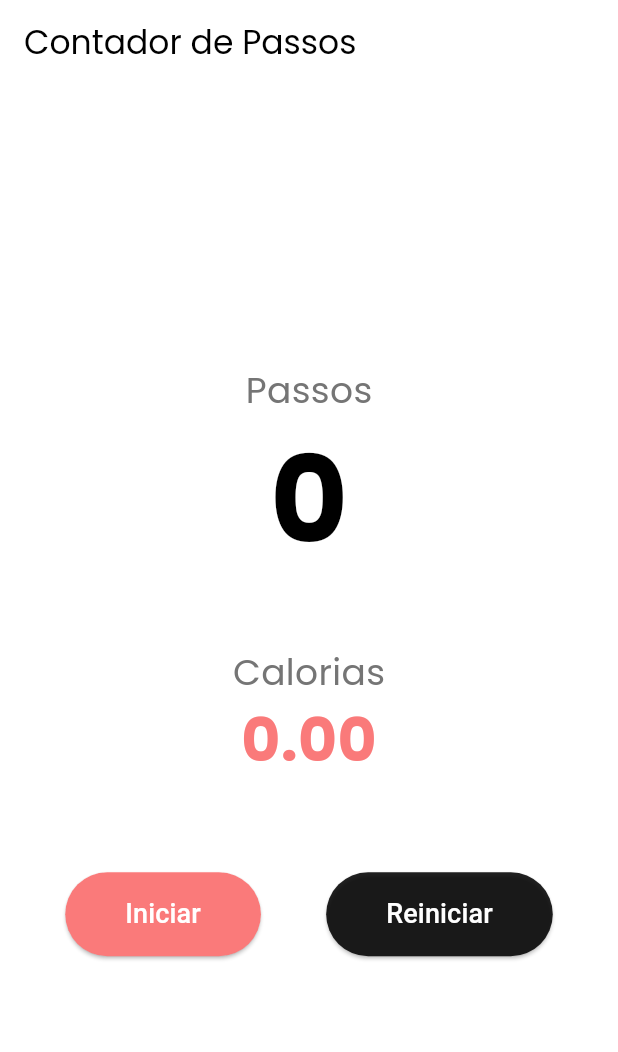
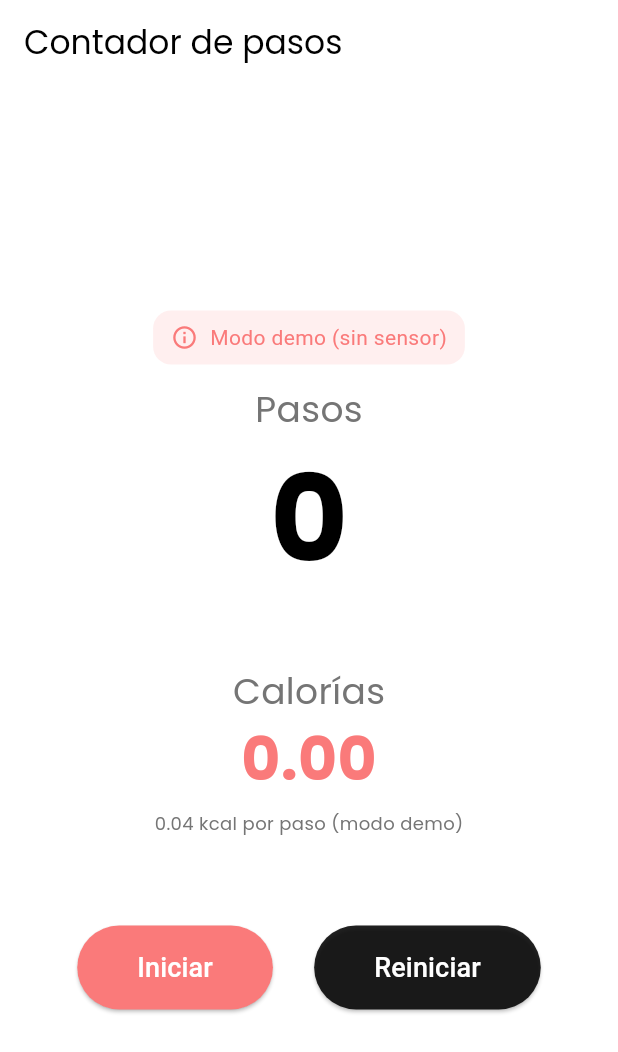
Before and after one commit to Nessavs/contador_pasos, a Flutter app: the MainCounterScreen screen opened directly, on a phone screen of 412 x 824 dp. Shown: the top 1052 px of the screen. Run offline on Flutter 3.47's test engine with Material 3 defaults, Android fonts, the phone set to English and light mode, and no system bars; our stand-ins replace google_fonts.

Commit message:
feat: Info de hoy + Historial; conectar AddInfo; banner modo demo; fijar NDK 27

```diff
--- a/contador_pasos/lib/main_counter_screen.dart
+++ b/contador_pasos/lib/main_counter_screen.dart
@@ -1,10 +1,12 @@
 import 'package:flutter/material.dart';
 import 'package:google_fonts/google_fonts.dart';
-import 'dart:async'; // Para simular a contagem
+import 'dart:async'; // Para simular el conteo
 
 class MainCounterScreen extends StatefulWidget {
+  const MainCounterScreen({super.key});
+
   @override
-  _MainCounterScreenState createState() => _MainCounterScreenState();
+  State<MainCounterScreen> createState() => _MainCounterScreenState();
 }
 
 class _MainCounterScreenState extends State<MainCounterScreen> {
@@ -13,27 +15,26 @@ class _MainCounterScreenState extends State<MainCounterScreen> {
   bool _isRunning = false;
   Timer? _timer;
 
-  // Função para o botão Iniciar/Parar
+  // Constante del modo demo: 1 paso = 0.04 kcal
+  static const double _kcalPerStep = 0.04;
+
+  // Botón Iniciar/Parar
   void _startStop() {
-    setState(() {
-      _isRunning = !_isRunning;
     if (_isRunning) {
-        // Inicia um timer para simular a contagem de passos
-        _timer = Timer.periodic(Duration(seconds: 1), (timer) {
+      _timer?.cancel();
+      setState(() => _isRunning = false);
+      return;
+    }
+    setState(() => _isRunning = true);
+    _timer = Timer.periodic(const Duration(seconds: 1), (timer) {
       setState(() {
         _stepCount++;
-            // Fórmula de exemplo: 1 passo = 0.04 calorias
-            _calories = _stepCount * 0.04;
+        _calories = _stepCount * _kcalPerStep;
       });
-        });
-      } else {
-        // Para o timer se o contador for pausado
-        _timer?.cancel();
-      }
     });
   }
 
-  // Função para o botão Reiniciar
+  // Botón Reiniciar
   void _reset() {
     _timer?.cancel();
     setState(() {
@@ -45,7 +46,7 @@ class _MainCounterScreenState extends State<MainCounterScreen> {
 
   @override
   void dispose() {
-    _timer?.cancel(); // Garante que o timer seja cancelado ao sair da tela
+    _timer?.cancel(); // Asegura cancelar el timer al salir
     super.dispose();
   }
 
@@ -54,78 +55,90 @@ class _MainCounterScreenState extends State<MainCounterScreen> {
     return Scaffold(
       backgroundColor: Colors.white,
       appBar: AppBar(
-        title: Text('Contador de Passos', style: GoogleFonts.poppins(color: Colors.black)),
+        title: Text('Contador de pasos', style: GoogleFonts.poppins(color: Colors.black)),
         backgroundColor: Colors.white,
         elevation: 0,
+        iconTheme: const IconThemeData(color: Colors.black),
       ),
       body: Center(
+        child: Padding(
+          padding: const EdgeInsets.symmetric(horizontal: 24.0),
           child: Column(
             mainAxisAlignment: MainAxisAlignment.center,
             children: [
-            // Mostrador de Passos
-            Text(
-              'Passos',
-              style: GoogleFonts.poppins(fontSize: 24, color: Colors.grey[600]),
+              // Banner de modo demo
+              Padding(
+                padding: const EdgeInsets.only(bottom: 12),
+                child: Container(
+                  padding: const EdgeInsets.symmetric(horizontal: 12, vertical: 8),
+                  decoration: BoxDecoration(
+                    color: const Color(0xFFFFEFEF),
+                    borderRadius: BorderRadius.circular(12),
                   ),
-            Text(
-              '$_stepCount',
-              style: GoogleFonts.poppins(
-                fontSize: 80,
-                fontWeight: FontWeight.bold,
-                color: Colors.black,
-              ),
-            ),
-            SizedBox(height: 40),
-
-            // Mostrador de Calorias
-            Text(
-              'Calorias',
-              style: GoogleFonts.poppins(fontSize: 24, color: Colors.grey[600]),
-            ),
-            Text(
-              _calories.toStringAsFixed(2), // Mostra com 2 casas decimais
-              style: GoogleFonts.poppins(
-                fontSize: 40,
-                fontWeight: FontWeight.bold,
-                color: Color(0xFFFA7A7A),
-              ),
-            ),
-            SizedBox(height: 60),
-
-            // Botões de Controle
-            Row(
-              mainAxisAlignment: MainAxisAlignment.spaceEvenly,
-              children: [
-                // Botão Iniciar/Parar
-                ElevatedButton(
-                  onPressed: _startStop,
-                  child: Text(_isRunning ? 'Parar' : 'Iniciar', style: TextStyle(fontSize: 18)),
-                  style: ElevatedButton.styleFrom(
-                    backgroundColor: _isRunning ? Colors.grey : Color(0xFFFA7A7A),
-                    foregroundColor: Colors.white,
-                    padding: EdgeInsets.symmetric(horizontal: 40, vertical: 15),
-                    shape: RoundedRectangleBorder(
-                      borderRadius: BorderRadius.circular(30),
+                  child: Row(
+                    mainAxisSize: MainAxisSize.min,
+                    children: const [
+                      Icon(Icons.info_outline, size: 18, color: Color(0xFFFA7A7A)),
+                      SizedBox(width: 8),
+                      Text('Modo demo (sin sensor)', style: TextStyle(color: Color(0xFFFA7A7A))),
+                    ],
                   ),
                 ),
               ),
 
-                // Botão Reiniciar
+              // Mostrador de Pasos
+              Text('Pasos', style: GoogleFonts.poppins(fontSize: 24, color: Colors.grey[600])),
+              Text(
+                '$_stepCount',
+                style: GoogleFonts.poppins(fontSize: 80, fontWeight: FontWeight.bold, color: Colors.black),
+              ),
+              const SizedBox(height: 40),
+
+              // Mostrador de Calorías
+              Text('Calorías', style: GoogleFonts.poppins(fontSize: 24, color: Colors.grey[600])),
+              Text(
+                _calories.toStringAsFixed(2), // 2 decimales
+                style: GoogleFonts.poppins(fontSize: 40, fontWeight: FontWeight.bold, color: Color(0xFFFA7A7A)),
+              ),
+              const SizedBox(height: 6),
+              Text(
+                '$_kcalPerStep kcal por paso (modo demo)',
+                style: GoogleFonts.poppins(fontSize: 12, color: Colors.grey[600]),
+              ),
+
+              const SizedBox(height: 60),
+
+              // Botones de Control
+              Row(
+                mainAxisAlignment: MainAxisAlignment.spaceEvenly,
+                children: [
+                  // Botón Iniciar/Parar
+                  ElevatedButton(
+                    onPressed: _startStop,
+                    style: ElevatedButton.styleFrom(
+                      backgroundColor: _isRunning ? Colors.grey : const Color(0xFFFA7A7A),
+                      foregroundColor: Colors.white,
+                      padding: const EdgeInsets.symmetric(horizontal: 40, vertical: 15),
+                      shape: RoundedRectangleBorder(borderRadius: BorderRadius.circular(30)),
+                    ),
+                    child: Text(_isRunning ? 'Parar' : 'Iniciar', style: const TextStyle(fontSize: 18)),
+                  ),
+
+                  // Botón Reiniciar
                   ElevatedButton(
                     onPressed: _reset,
-                  child: Text('Reiniciar', style: TextStyle(fontSize: 18)),
                     style: ElevatedButton.styleFrom(
                       backgroundColor: Colors.black87,
                       foregroundColor: Colors.white,
-                    padding: EdgeInsets.symmetric(horizontal: 40, vertical: 15),
-                    shape: RoundedRectangleBorder(
-                      borderRadius: BorderRadius.circular(30),
+                      padding: const EdgeInsets.symmetric(horizontal: 40, vertical: 15),
+                      shape: RoundedRectangleBorder(borderRadius: BorderRadius.circular(30)),
                     ),
-                  ),
+                    child: const Text('Reiniciar', style: TextStyle(fontSize: 18)),
                   ),
                 ],
-            )
+              ),
             ],
+          ),
         ),
       ),
     );
```
Also changed, not shown: contador_pasos/lib/add_info_screen.dart (+77 -13 lines), contador_pasos/lib/history_screen.dart (added, +94 -0 lines), contador_pasos/lib/models/user_info.dart (added, +13 -0 lines), contador_pasos/lib/summary_screen.dart (added, +260 -0 lines), 1 other file. Lines whose indentation alone changed are shown as unchanged.
